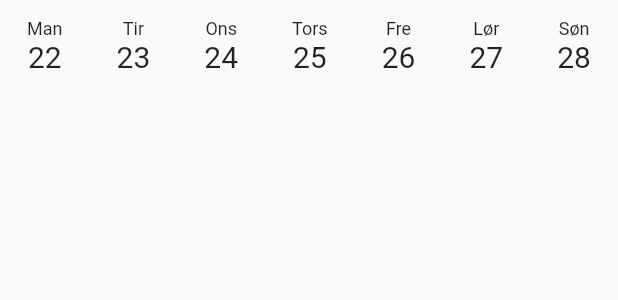
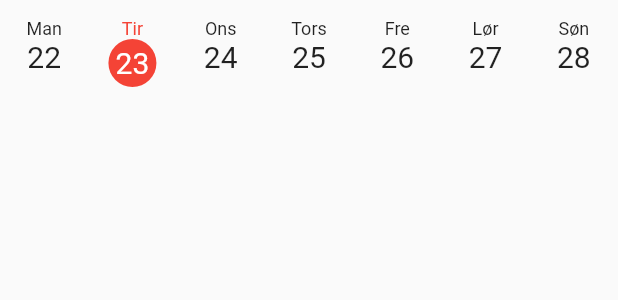
Before and after one commit to Knowit-Objectnet/oko-ombruk-mobile, a Flutter app: the DayScroller widget shown alone on an empty page, opened directly, on a phone screen of 412 x 824 dp. Shown: the top 300 px of the screen. Run offline on Flutter 3.47's test engine with Material 2 defaults, Android fonts, the phone set to English and light mode, and no system bars; missing offline and left inert: flutter_week_view.

Commit message:
DayScroller is now clickable and pretty

```diff
--- a/app/lib/tabs/calendar/HorizontalCalendar/DateButton.dart
+++ b/app/lib/tabs/calendar/HorizontalCalendar/DateButton.dart
@@ -1,9 +1,16 @@
 import 'package:flutter/material.dart';
 
 class DateButton extends StatefulWidget {
-  DateButton({Key key, @required this.dateTime}) : super(key: key);
+  DateButton(
+      {Key key,
+      @required this.dateTime,
+      @required this.selectDay,
+      @required this.isSelected})
+      : super(key: key);
 
   final DateTime dateTime;
+  final Function(DateTime) selectDay;
+  final bool isSelected;
 
   @override
   _DateButtonState createState() => _DateButtonState();
@@ -22,22 +29,41 @@ class _DateButtonState extends State<DateButton> {
 
   @override
   Widget build(BuildContext context) {
-    var weekday = weekdays[widget.dateTime.weekday];
-    return GestureDetector(
-      onTap: () => _datePressed(),
-      child: Column(
+    String weekday = weekdays[widget.dateTime.weekday];
+    return Expanded(
+        // TODO: The GestureDetector doesn't fill the entire parent, only the child, so the onTap may be working so so
+        child: GestureDetector(
+            onTap: () => _datePressed(), child: _getNumberWidget(weekday)));
+  }
+
+  Widget _getNumberWidget(String weekday) {
+    if (widget.isSelected) {
+      return Column(
         children: <Widget>[
-          Text('$weekday', style: TextStyle(fontSize: 12.0)),
-          Text(
-            '${widget.dateTime.day}',
-            style: TextStyle(fontSize: 20.0),
-          )
+          Text('$weekday', style: TextStyle(fontSize: 12.0, color: Colors.red)),
+          CircleAvatar(
+              backgroundColor: Colors.red,
+              radius: 16.0,
+              child: Text(
+                '${widget.dateTime.day}',
+                style: TextStyle(fontSize: 20.0, color: Colors.white),
+              ))
         ],
-      ),
+      );
+    }
+
+    return Column(
+      children: <Widget>[
+        Text('$weekday', style: TextStyle(fontSize: 12.0)),
+        Text(
+          '${widget.dateTime.day}',
+          style: TextStyle(fontSize: 20.0),
+        )
+      ],
     );
   }
 
   void _datePressed() {
-    print(widget.dateTime);
+    widget.selectDay(widget.dateTime);
   }
 }
--- a/app/lib/tabs/calendar/HorizontalCalendar/DayScroller.dart
+++ b/app/lib/tabs/calendar/HorizontalCalendar/DayScroller.dart
@@ -7,15 +7,23 @@ class DayScroller extends StatefulWidget {
 }
 
 class _DayScrollerState extends State<DayScroller> {
-  final controller = PageController(initialPage: 1);
+  final controller = PageController(initialPage: 0);
   DateTime now = DateTime.now();
+  DateTime _selectedDay;
+
+  @override
+  void initState() {
+    _selectedDay = now;
+    super.initState();
+  }
 
   @override
   Widget build(BuildContext context) {
     return Container(
       padding: EdgeInsets.symmetric(vertical: 12.0),
-      height: 70,
+      height: 80,
       child: PageView.builder(
+          controller: controller,
           scrollDirection: Axis.horizontal,
           itemBuilder: (_, weekOffset) => Row(
                 mainAxisAlignment: MainAxisAlignment.spaceAround,
@@ -33,8 +41,19 @@ class _DayScrollerState extends State<DayScroller> {
 
     List<Widget> weekdays = [];
     for (int i = _weekdayOffset() * (-1); i < 7 - _weekdayOffset(); i++) {
-      weekdays.add(
-          DateButton(dateTime: now.add(Duration(days: weekIndex * 7 + i))));
+      DateTime date = now.add(Duration(days: weekIndex * 7 + i));
+      weekdays.add(DateButton(
+          dateTime: date,
+          selectDay: (DateTime dateTime) {
+            print(dateTime);
+            setState(() {
+              _selectedDay = dateTime;
+            });
+          },
+          // No good compare
+          isSelected: date.day == _selectedDay.day &&
+              date.month == _selectedDay.month &&
+              date.year == _selectedDay.year));
     }
     return weekdays;
   }
```
